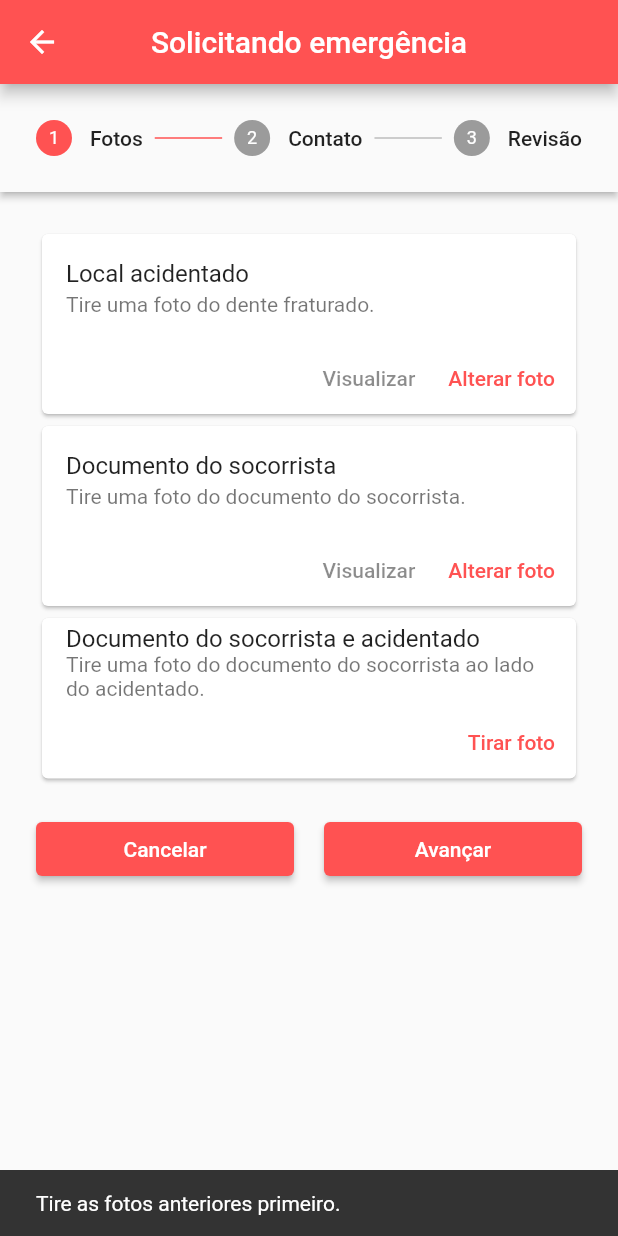
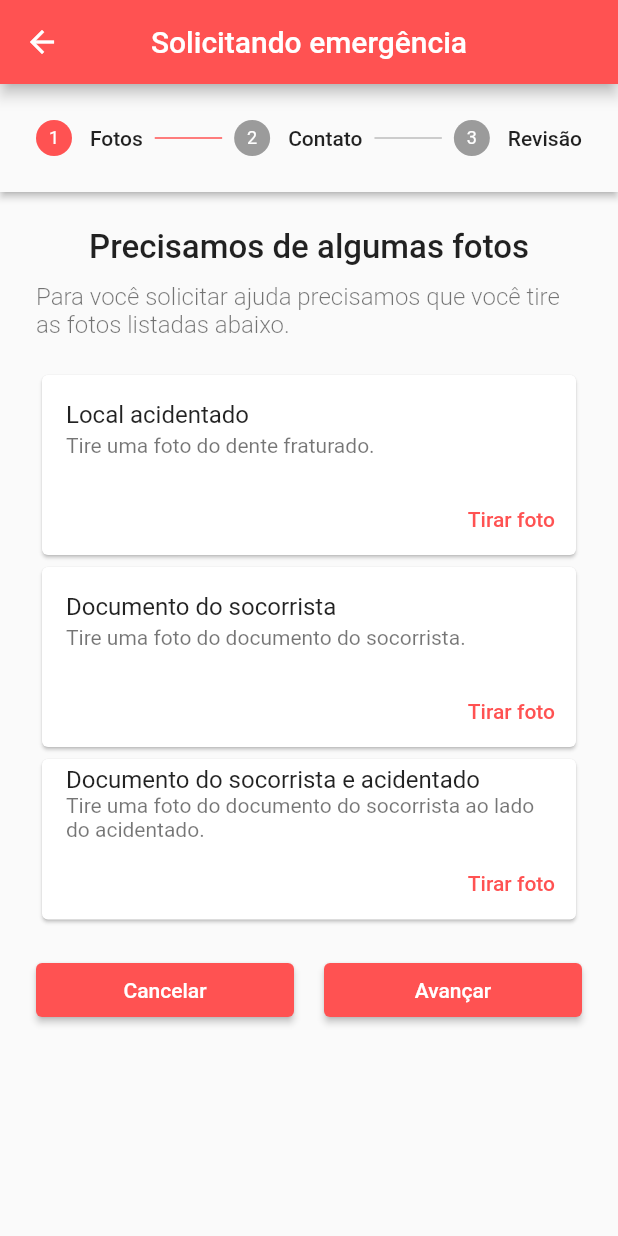
Before and after one commit to theomeme/projeto_integrador3, a Flutter app: the EmergencyFormPage screen opened directly, after a tap on "Tirar foto", on a phone screen of 412 x 824 dp. Run offline on Flutter 3.47's test engine with Material 2 defaults, Android fonts, the light colour scheme and no system bars; our stand-ins replace cloud_firestore, firebase_core, firebase_storage, image_picker, mask_text_input_formatter; accounts and stored records are empty.

Commit message:
adição de fotos funcional

```diff
--- a/lib/emergency_form/emergency_form_page.dart
+++ b/lib/emergency_form/emergency_form_page.dart
@@ -1,7 +1,9 @@
 import 'package:cloud_firestore/cloud_firestore.dart';
 import 'package:flutter/material.dart';
 import 'package:flutter/services.dart';
+import 'package:image_picker/image_picker.dart';
 import 'package:mask_text_input_formatter/mask_text_input_formatter.dart';
+import 'dart:io';
 
 class EmergencyFormPage extends StatefulWidget {
   const EmergencyFormPage({super.key});
@@ -17,7 +19,10 @@ class _EmergencyFormPageState extends State<EmergencyFormPage> {
   final TextEditingController _nameController = TextEditingController();
   final TextEditingController _phoneController = TextEditingController();
 
-  List<String> photosPath = ['',''];
+  ImagePicker imagePicker = ImagePicker();
+  File? imagemSelecionada;
+
+  List<String> photosPath = [];
   late DocumentReference emergencyDocDraft;
 
   final phoneMask = MaskTextInputFormatter(
@@ -31,6 +36,28 @@ class _EmergencyFormPageState extends State<EmergencyFormPage> {
           title: const Text('Fotos'),
           content: Column(
             children: [
+              const Text(
+                'Precisamos de algumas fotos',
+                style: TextStyle(
+                  color: Colors.black87,
+                  fontWeight: FontWeight.w500,
+                  fontSize: 22,
+                ),
+              ),
+              const SizedBox(
+                height: 10,
+              ),
+              const Text(
+                'Para você solicitar ajuda precisamos que você tire as fotos listadas abaixo.',
+                style: TextStyle(
+                  color: Colors.black54,
+                  fontWeight: FontWeight.w300,
+                  fontSize: 16,
+                ),
+              ),
+              const SizedBox(
+                height: 20,
+              ),
               SizedBox(
                 height: 390,
                 child: ListView(
@@ -53,11 +80,14 @@ class _EmergencyFormPageState extends State<EmergencyFormPage> {
                                   absorbing:
                                       (photosPath.isEmpty) ? true : false,
                                   child: TextButton(
-                                    onPressed: () {},
+                                    onPressed: () {
+                                      openImageDialog(imagePath: photosPath[0]);
+                                    },
                                     child: Text(
                                       (photosPath.isEmpty) ? '' : 'Visualizar',
                                       style: const TextStyle(
-                                          color: Colors.black45),
+                                        color: Colors.black45,
+                                      ),
                                     ),
                                   ),
                                 ),
@@ -65,7 +95,9 @@ class _EmergencyFormPageState extends State<EmergencyFormPage> {
                               Padding(
                                 padding: const EdgeInsets.only(right: 6),
                                 child: TextButton(
-                                  onPressed: () {},
+                                  onPressed: () {
+                                    getImageFromCamera(imageIndex: 0);
+                                  },
                                   child: Text(
                                     (photosPath.isEmpty)
                                         ? 'Tirar foto'
@@ -96,7 +128,9 @@ class _EmergencyFormPageState extends State<EmergencyFormPage> {
                                   absorbing:
                                       (photosPath.length >= 2) ? false : true,
                                   child: TextButton(
-                                    onPressed: () {},
+                                    onPressed: () {
+                                      openImageDialog(imagePath: photosPath[1]);
+                                    },
                                     child: Text(
                                       (photosPath.length >= 2)
                                           ? 'Visualizar'
@@ -111,7 +145,7 @@ class _EmergencyFormPageState extends State<EmergencyFormPage> {
                                 padding: const EdgeInsets.only(right: 6),
                                 child: TextButton(
                                   onPressed: () {
-                                    if (photosPath.length < 2) {
+                                    if (photosPath.isEmpty) {
                                       ScaffoldMessenger.of(context)
                                           .showSnackBar(
                                         const SnackBar(
@@ -119,7 +153,9 @@ class _EmergencyFormPageState extends State<EmergencyFormPage> {
                                               'Tire as fotos anteriores primeiro.'),
                                         ),
                                       );
-                                    } else {}
+                                    } else {
+                                      getImageFromCamera(imageIndex: 1);
+                                    }
                                   },
                                   child: Text(
                                     (photosPath.length >= 2)
@@ -151,7 +187,9 @@ class _EmergencyFormPageState extends State<EmergencyFormPage> {
                                   absorbing:
                                       (photosPath.length >= 3) ? false : true,
                                   child: TextButton(
-                                    onPressed: () {},
+                                    onPressed: () {
+                                      openImageDialog(imagePath: photosPath[2]);
+                                    },
                                     child: Text(
                                       (photosPath.length >= 3)
                                           ? 'Visualizar'
@@ -166,7 +204,7 @@ class _EmergencyFormPageState extends State<EmergencyFormPage> {
                                 padding: const EdgeInsets.only(right: 6),
                                 child: TextButton(
                                   onPressed: () {
-                                    if (photosPath.length < 3) {
+                                    if (photosPath.length < 2) {
                                       ScaffoldMessenger.of(context)
                                           .showSnackBar(
                                         const SnackBar(
@@ -174,10 +212,12 @@ class _EmergencyFormPageState extends State<EmergencyFormPage> {
                                               'Tire as fotos anteriores primeiro.'),
                                         ),
                                       );
-                                    } else {}
+                                    } else {
+                                      getImageFromCamera(imageIndex: 2);
+                                    }
                                   },
                                   child: Text(
-                                    (photosPath.length >= 3)
+                                    (photosPath.length >= 2)
                                         ? 'Alterar foto'
                                         : 'Tirar foto',
                                   ),
@@ -223,7 +263,7 @@ class _EmergencyFormPageState extends State<EmergencyFormPage> {
                       keyboardType: TextInputType.name,
                       validator: (value) {
                         if (value!.isEmpty ||
-                            !RegExp(r'^[a-z A-Z á-ú Á-Ú]+$').hasMatch(value)) {
+                            !RegExp(r'^[a-z A-Zá-úÁ-Ú]+$').hasMatch(value)) {
                           return 'Preencha o campo com seu nome';
                         }
                         return null;
@@ -308,11 +348,26 @@ class _EmergencyFormPageState extends State<EmergencyFormPage> {
                 },
                 onStepContinue: () {
                   if (_index >= 0 && _index < emergencySteps().length - 1) {
+                    //mudar pra switch case
                     if (_index == 1) {
                       if (_formKey.currentState!.validate()) {
                         setState(() {
                           _index += 1;
                         });
+                      }
+                    } else if (_index == 0) {
+                      if (photosPath.length == 3) {
+                        setState(() {
+                          _index += 1;
+                        });
+                      } else {
+                        ScaffoldMessenger.of(context)
+                            .showSnackBar(
+                          const SnackBar(
+                            content: Text(
+                                'Tire todas as fotos primeiro.'),
+                          ),
+                        );
                       }
                     } else {
                       setState(() {
@@ -357,4 +412,37 @@ class _EmergencyFormPageState extends State<EmergencyFormPage> {
       ),
     );
   }
+
+  getImageFromCamera({required int imageIndex}) async {
+    final XFile? tempImage =
+        await imagePicker.pickImage(source: ImageSource.camera);
+    if (tempImage != null) {
+      setState(() {
+        if (photosPath.isNotEmpty && photosPath.length >= imageIndex + 1) {
+          photosPath[imageIndex] = tempImage.path;
+        } else {
+          photosPath.add(tempImage.path);
+        }
+      });
+    }
+  }
+
+  openImageDialog({required String imagePath}) => showDialog(
+        context: context,
+        builder: (BuildContext context) => Dialog(
+          child: Column(
+            mainAxisSize: MainAxisSize.min,
+            mainAxisAlignment: MainAxisAlignment.center,
+            children: [
+              Image.file(File(imagePath)),
+              TextButton(
+                onPressed: () {
+                  Navigator.pop(context);
+                },
+                child: const Text('Fechar'),
+              )
+            ],
+          ),
+        ),
+      );
 }
```
